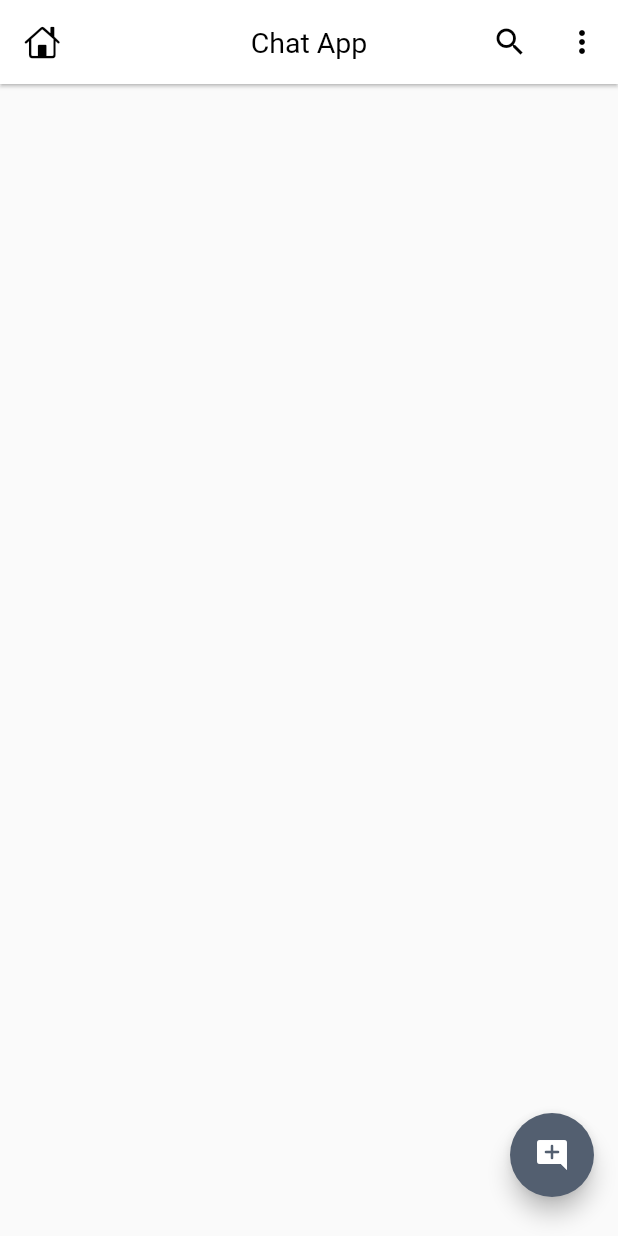
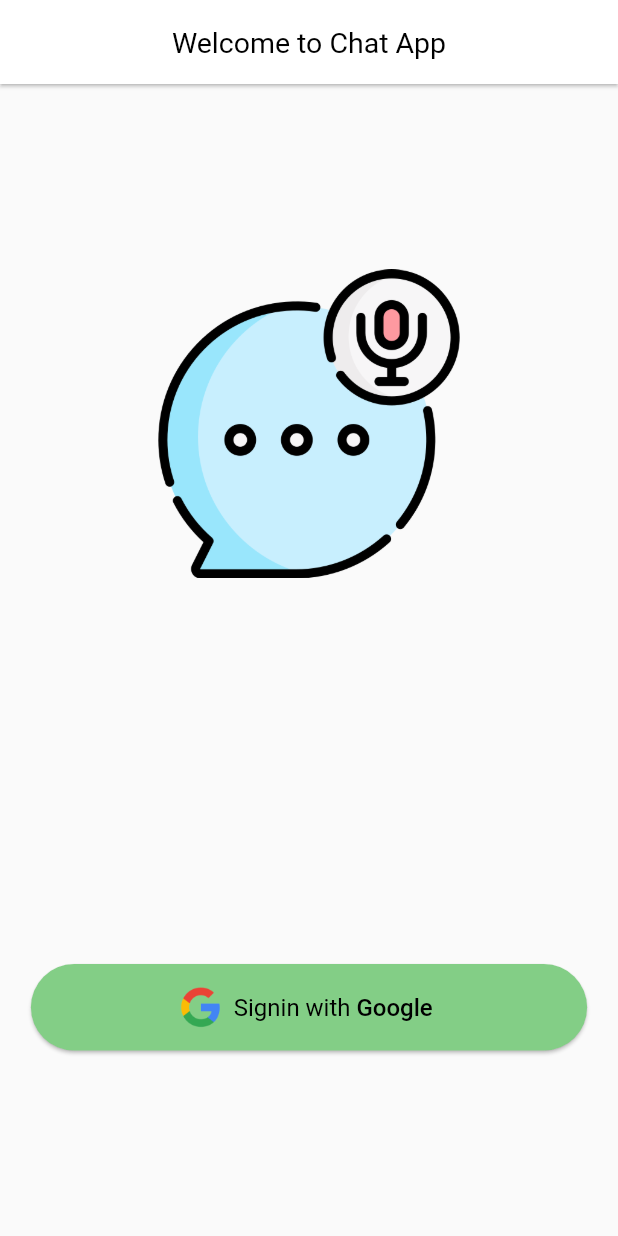
Before and after one commit to danielrgb23/chat_app_flutter, a Flutter app: the screen it shows after launch, on a phone screen of 412 x 824 dp. Run offline on Flutter 3.47's test engine with Material 3 defaults, Android fonts, the phone set to English and light mode, and no system bars; our stand-ins replace dio.

Commit message:
feat: create login scream

```diff
--- a/lib/feature/initial_scream_chat/presentation/page/initital_scream.dart
+++ b/lib/feature/initial_scream_chat/presentation/page/initital_scream.dart
@@ -1,14 +1,14 @@
 import 'package:flutter/cupertino.dart';
 import 'package:flutter/material.dart';
 
-class InititalScream extends StatefulWidget {
-  const InititalScream({Key? key}) : super(key: key);
+class InitialScream extends StatefulWidget {
+  const InitialScream({Key? key}) : super(key: key);
 
   @override
-  _InititalScreamState createState() => _InititalScreamState();
+  _InitialScreamState createState() => _InitialScreamState();
 }
 
-class _InititalScreamState extends State<InititalScream> {
+class _InitialScreamState extends State<InitialScream> {
   @override
   Widget build(BuildContext context) {
     return Scaffold(
@@ -30,7 +30,7 @@ class _InititalScreamState extends State<InititalScream> {
 
   _buildFloatingActionButton(BuildContext context) {
     return Padding(
-      padding: const EdgeInsets.only(bottom: 10.0),
+      padding: const EdgeInsets.only(bottom:.0),
       child: FloatingActionButton(
         onPressed: () {},
         child: const Icon(Icons.add_comment_rounded),
--- /dev/null
+++ b/lib/feature/login/presentation/page/login_screen.dart
@@ -0,0 +1,67 @@
+import 'package:chat_app/main.dart';
+import 'package:flutter/material.dart';
+
+class LoginScreen extends StatefulWidget {
+  const LoginScreen({Key? key}) : super(key: key);
+
+  @override
+  _LoginScreenState createState() => _LoginScreenState();
+}
+
+class _LoginScreenState extends State<LoginScreen> {
+  @override
+  Widget build(BuildContext context) {
+    mq = MediaQuery.of(context).size;
+    return Scaffold(
+      appBar: _buildAppBar(context),
+      body: _buildBody(context),
+    );
+  }
+
+  _buildAppBar(BuildContext context) {
+    return AppBar(
+      automaticallyImplyLeading: false,
+      title: const Text('Welcome to Chat App'),
+    );
+  }
+
+  _buildBody(BuildContext context) {
+    return Stack(
+      children: [
+        Positioned(
+          top: mq.height * .15,
+          left: mq.width * .25,
+          width: mq.width * .5,
+          child: Image.asset('assets/images/chat-de-voz.png'),
+        ),
+        Positioned(
+          bottom: mq.height * .15,
+          left: mq.width * .05,
+          width: mq.width * .9,
+          height: mq.height * .07,
+          child: ElevatedButton.icon(
+            style: ElevatedButton.styleFrom(
+              backgroundColor: Color.fromARGB(255, 131, 206, 134),
+              shape: StadiumBorder(),
+              elevation: 1,
+            ),
+            onPressed: () {},
+            icon: Image.asset('assets/images/google.png', height: mq.height * 0.06,),
+            label: RichText(
+                text: const TextSpan(
+                    style: TextStyle(
+                      color: Colors.black,
+                      fontSize: 16,
+                    ),
+                    children: [
+                  TextSpan(text: 'Signin with '),
+                  TextSpan(
+                      text: 'Google',
+                      style: TextStyle(fontWeight: FontWeight.w500))
+                ])),
+          ),
+        ),
+      ],
+    );
+  }
+}
--- a/lib/main.dart
+++ b/lib/main.dart
@@ -1,6 +1,10 @@
 import 'package:chat_app/config/theme/app_theme.dart';
 import 'package:chat_app/feature/initial_scream_chat/presentation/page/initital_scream.dart';
+import 'package:chat_app/feature/login/presentation/page/login_screen.dart';
 import 'package:flutter/material.dart';
+
+//global object for accessing device screen size
+late Size mq;
 
 void main() {
   runApp(const MyApp());
@@ -16,7 +20,7 @@ class MyApp extends StatelessWidget {
       title: 'Chat App',
       debugShowCheckedModeBanner: false,
       theme: theme(),
-      home: InititalScream(),
+      home: LoginScreen(),
     );
   }
 }
```
Also changed, not shown: assets/images/google.png (added), 1 other file.
